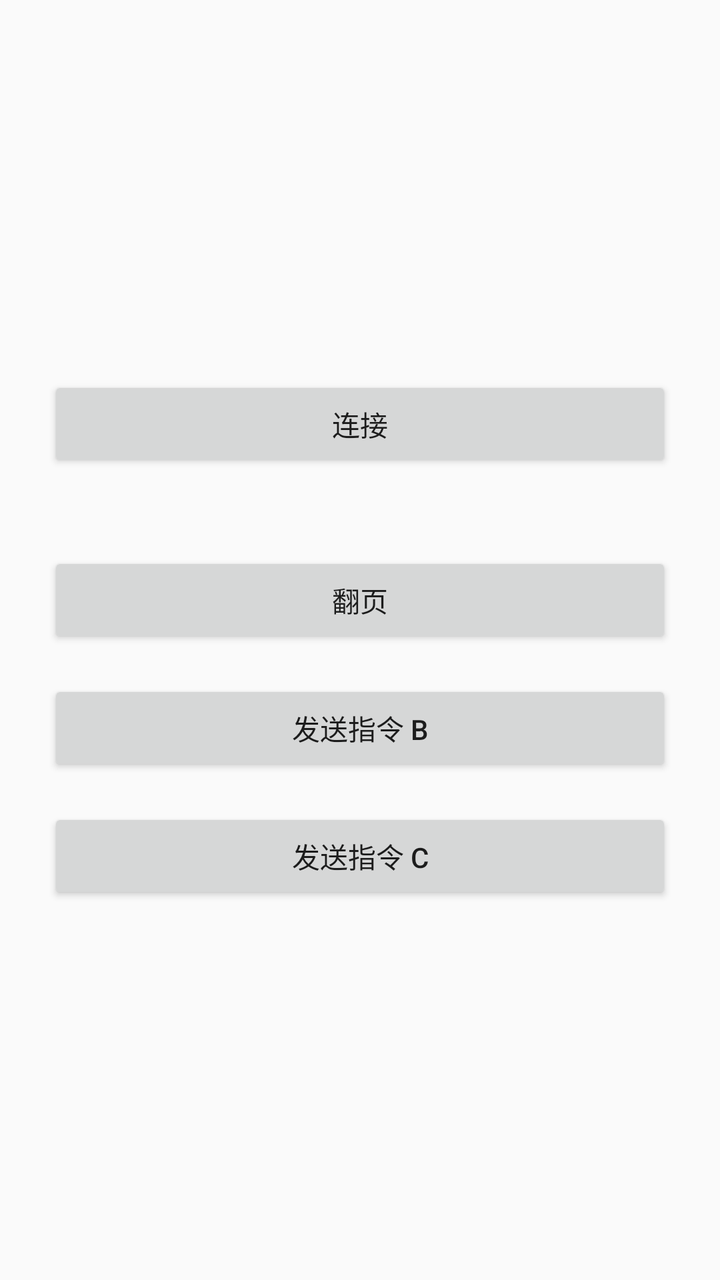
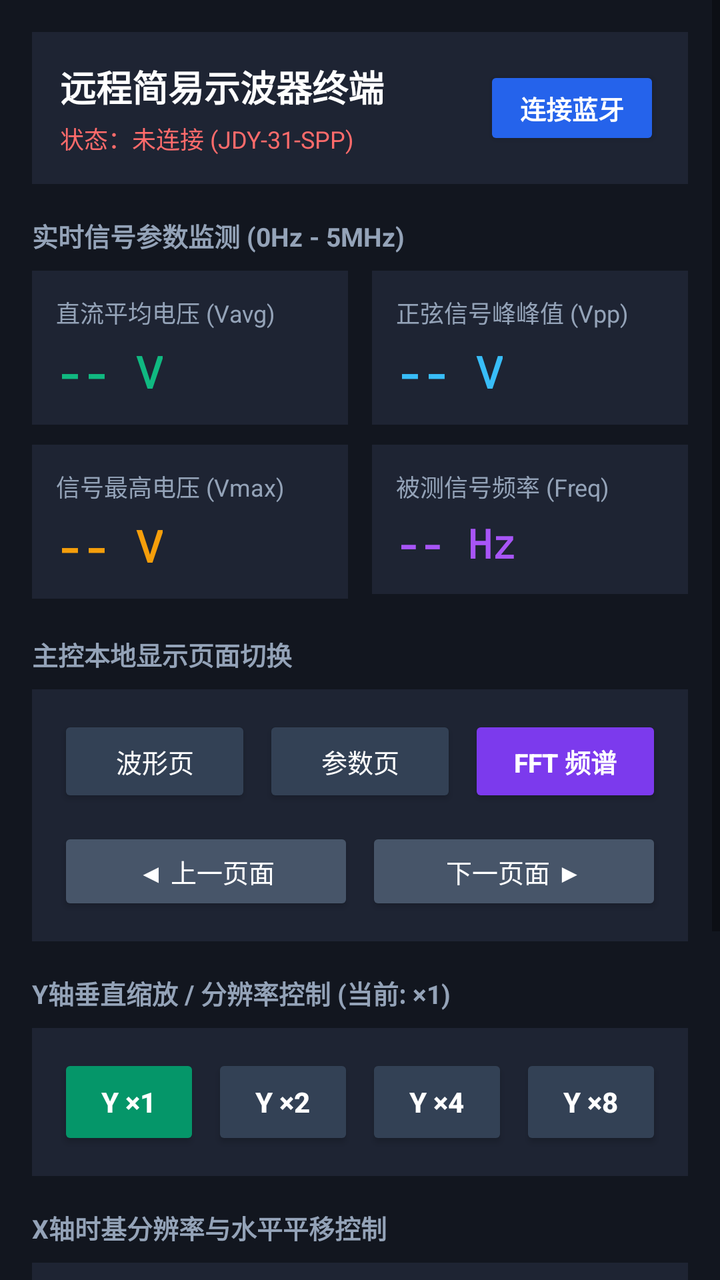

Compare the two renders of this Android layout. The source of the first and the diff that turns it into the second are given below.
<!-- AndroidManifest.xml: application theme Theme.AppCompat.Light.DarkActionBar -->
<!-- res/layout/activity_main.xml -->
<?xml version="1.0" encoding="utf-8"?>
<LinearLayout xmlns:android="http://schemas.android.com/apk/res/android"
    android:layout_width="match_parent"
    android:layout_height="match_parent"
    android:orientation="vertical"
    android:gravity="center"
    android:padding="24dp">

    
    <Button
        android:id="@+id/btnConnect"
        android:layout_width="match_parent"
        android:layout_height="wrap_content"
        android:text="连接" />

    <View
        android:layout_width="match_parent"
        android:layout_height="40dp" />

    
    <Button
        android:id="@+id/btnCmd1"
        android:layout_width="match_parent"
        android:layout_height="wrap_content"
        android:text="翻页" />

    
    <Button
        android:id="@+id/btnCmd2"
        android:layout_width="match_parent"
        android:layout_height="wrap_content"
        android:layout_marginTop="16dp"
        android:text="发送指令 B" />

    
    <Button
        android:id="@+id/btnCmd3"
        android:layout_width="match_parent"
        android:layout_height="wrap_content"
        android:layout_marginTop="16dp"
        android:text="发送指令 C" />

</LinearLayout>
<!-- resources referenced by this layout -->
<resources>

</resources>

<!-- the commit's change to res/layout/activity_main.xml (unified diff, before → after) -->
@@ -1,43 +1,471 @@
 <?xml version="1.0" encoding="utf-8"?>
-<LinearLayout xmlns:android="http://schemas.android.com/apk/res/android"
+<ScrollView xmlns:android="http://schemas.android.com/apk/res/android"
     android:layout_width="match_parent"
     android:layout_height="match_parent"
-    android:orientation="vertical"
-    android:gravity="center"
-    android:padding="24dp">
-
-    
-    <Button
-        android:id="@+id/btnConnect"
+    android:background="#12161F"
+    android:fillViewport="true">
+
+    <LinearLayout
         android:layout_width="match_parent"
         android:layout_height="wrap_content"
-        android:text="连接" />
-
-    <View
-        android:layout_width="match_parent"
-        android:layout_height="40dp" />
-
-    
-    <Button
-        android:id="@+id/btnCmd1"
-        android:layout_width="match_parent"
-        android:layout_height="wrap_content"
-        android:text="翻页" />
-
-    
-    <Button
-        android:id="@+id/btnCmd2"
-        android:layout_width="match_parent"
-        android:layout_height="wrap_content"
-        android:layout_marginTop="16dp"
-        android:text="发送指令 B" />
-
-    
-    <Button
-        android:id="@+id/btnCmd3"
-        android:layout_width="match_parent"
-        android:layout_height="wrap_content"
-        android:layout_marginTop="16dp"
-        android:text="发送指令 C" />
-
-</LinearLayout>
+        android:orientation="vertical"
+        android:padding="16dp">
+
+        
+        <LinearLayout
+            android:layout_width="match_parent"
+            android:layout_height="wrap_content"
+            android:background="#1E2433"
+            android:gravity="center_vertical"
+            android:orientation="horizontal"
+            android:padding="14dp">
+
+            <LinearLayout
+                android:layout_width="0dp"
+                android:layout_height="wrap_content"
+                android:layout_weight="1"
+                android:orientation="vertical">
+
+                <TextView
+                    android:layout_width="wrap_content"
+                    android:layout_height="wrap_content"
+                    android:text="远程简易示波器终端"
+                    android:textColor="#FFFFFF"
+                    android:textSize="18sp"
+                    android:textStyle="bold" />
+
+                <TextView
+                    android:id="@+id/tvStatus"
+                    android:layout_width="wrap_content"
+                    android:layout_height="wrap_content"
+                    android:layout_marginTop="4dp"
+                    android:text="状态：未连接 (JDY-31-SPP)"
+                    android:textColor="#FF6B6B"
+                    android:textSize="12sp" />
+            </LinearLayout>
+
+            <Button
+                android:id="@+id/btnConnect"
+                android:layout_width="wrap_content"
+                android:layout_height="42dp"
+                android:backgroundTint="#2563EB"
+                android:text="连接蓝牙"
+                android:textColor="#FFFFFF"
+                android:textSize="13sp"
+                android:textStyle="bold" />
+        </LinearLayout>
+
+        
+        <TextView
+            android:layout_width="wrap_content"
+            android:layout_height="wrap_content"
+            android:layout_marginTop="16dp"
+            android:layout_marginBottom="8dp"
+            android:text="实时信号参数监测 (0Hz - 5MHz)"
+            android:textColor="#94A3B8"
+            android:textSize="13sp"
+            android:textStyle="bold" />
+
+        
+        <LinearLayout
+            android:layout_width="match_parent"
+            android:layout_height="wrap_content"
+            android:orientation="horizontal">
+
+            <LinearLayout
+                android:layout_width="0dp"
+                android:layout_height="wrap_content"
+                android:layout_marginEnd="6dp"
+                android:layout_weight="1"
+                android:background="#1E2433"
+                android:orientation="vertical"
+                android:padding="12dp">
+
+                <TextView
+                    android:layout_width="wrap_content"
+                    android:layout_height="wrap_content"
+                    android:text="直流平均电压 (Vavg)"
+                    android:textColor="#94A3B8"
+                    android:textSize="12sp" />
+
+                <TextView
+                    android:id="@+id/tvVavg"
+                    android:layout_width="wrap_content"
+                    android:layout_height="wrap_content"
+                    android:layout_marginTop="6dp"
+                    android:fontFamily="monospace"
+                    android:text="-- V"
+                    android:textColor="#10B981"
+                    android:textSize="22sp"
+                    android:textStyle="bold" />
+            </LinearLayout>
+
+            <LinearLayout
+                android:layout_width="0dp"
+                android:layout_height="wrap_content"
+                android:layout_marginStart="6dp"
+                android:layout_weight="1"
+                android:background="#1E2433"
+                android:orientation="vertical"
+                android:padding="12dp">
+
+                <TextView
+                    android:layout_width="wrap_content"
+                    android:layout_height="wrap_content"
+                    android:text="正弦信号峰峰值 (Vpp)"
+                    android:textColor="#94A3B8"
+                    android:textSize="12sp" />
+
+                <TextView
+                    android:id="@+id/tvVpp"
+                    android:layout_width="wrap_content"
+                    android:layout_height="wrap_content"
+                    android:layout_marginTop="6dp"
+                    android:fontFamily="monospace"
+                    android:text="-- V"
+                    android:textColor="#38BDF8"
+                    android:textSize="22sp"
+                    android:textStyle="bold" />
+            </LinearLayout>
+        </LinearLayout>
+
+        
+        <LinearLayout
+            android:layout_width="match_parent"
+            android:layout_height="wrap_content"
+            android:layout_marginTop="10dp"
+            android:orientation="horizontal">
+
+            <LinearLayout
+                android:layout_width="0dp"
+                android:layout_height="wrap_content"
+                android:layout_marginEnd="6dp"
+                android:layout_weight="1"
+                android:background="#1E2433"
+                android:orientation="vertical"
+                android:padding="12dp">
+
+                <TextView
+                    android:layout_width="wrap_content"
+                    android:layout_height="wrap_content"
+                    android:text="信号最高电压 (Vmax)"
+                    android:textColor="#94A3B8"
+                    android:textSize="12sp" />
+
+                <TextView
+                    android:id="@+id/tvVmax"
+                    android:layout_width="wrap_content"
+                    android:layout_height="wrap_content"
+                    android:layout_marginTop="6dp"
+                    android:fontFamily="monospace"
+                    android:text="-- V"
+                    android:textColor="#F59E0B"
+                    android:textSize="22sp"
+                    android:textStyle="bold" />
+            </LinearLayout>
+
+            <LinearLayout
+                android:layout_width="0dp"
+                android:layout_height="wrap_content"
+                android:layout_marginStart="6dp"
+                android:layout_weight="1"
+                android:background="#1E2433"
+                android:orientation="vertical"
+                android:padding="12dp">
+
+                <TextView
+                    android:layout_width="wrap_content"
+                    android:layout_height="wrap_content"
+                    android:text="被测信号频率 (Freq)"
+                    android:textColor="#94A3B8"
+                    android:textSize="12sp" />
+
+                <TextView
+                    android:id="@+id/tvFreq"
+                    android:layout_width="wrap_content"
+                    android:layout_height="wrap_content"
+                    android:layout_marginTop="6dp"
+                    android:fontFamily="monospace"
+                    android:text="-- Hz"
+                    android:textColor="#A855F7"
+                    android:textSize="20sp"
+                    android:textStyle="bold" />
+            </LinearLayout>
+        </LinearLayout>
+
+        
+        <TextView
+            android:layout_width="wrap_content"
+            android:layout_height="wrap_content"
+            android:layout_marginTop="18dp"
+            android:layout_marginBottom="8dp"
+            android:text="主控本地显示页面切换"
+            android:textColor="#94A3B8"
+            android:textSize="13sp"
+            android:textStyle="bold" />
+
+        <LinearLayout
+            android:layout_width="match_parent"
+            android:layout_height="wrap_content"
+            android:background="#1E2433"
+            android:orientation="vertical"
+            android:padding="10dp">
+
+            <LinearLayout
+                android:layout_width="match_parent"
+                android:layout_height="wrap_content"
+                android:orientation="horizontal">
+
+                <Button
+                    android:id="@+id/btnPageWave"
+                    android:layout_width="0dp"
+                    android:layout_height="46dp"
+                    android:layout_margin="3dp"
+                    android:layout_weight="1"
+                    android:backgroundTint="#334155"
+                    android:text="波形页"
+                    android:textColor="#FFFFFF"
+                    android:textSize="13sp" />
+
+                <Button
+                    android:id="@+id/btnPageParam"
+                    android:layout_width="0dp"
+                    android:layout_height="46dp"
+                    android:layout_margin="3dp"
+                    android:layout_weight="1"
+                    android:backgroundTint="#334155"
+                    android:text="参数页"
+                    android:textColor="#FFFFFF"
+                    android:textSize="13sp" />
+
+                <Button
+                    android:id="@+id/btnPageFft"
+                    android:layout_width="0dp"
+                    android:layout_height="46dp"
+                    android:layout_margin="3dp"
+                    android:layout_weight="1"
+                    android:backgroundTint="#7C3AED"
+                    android:text="FFT 频谱"
+                    android:textColor="#FFFFFF"
+                    android:textSize="13sp"
+                    android:textStyle="bold" />
+            </LinearLayout>
+
+            <LinearLayout
+                android:layout_width="match_parent"
+                android:layout_height="wrap_content"
+                android:layout_marginTop="4dp"
+                android:orientation="horizontal">
+
+                <Button
+                    android:id="@+id/btnPagePrev"
+                    android:layout_width="0dp"
+                    android:layout_height="44dp"
+                    android:layout_margin="3dp"
+                    android:layout_weight="1"
+                    android:backgroundTint="#475569"
+                    android:text="◀ 上一页面"
+                    android:textColor="#FFFFFF"
+                    android:textSize="13sp" />
+
+                <Button
+                    android:id="@+id/btnPageNext"
+                    android:layout_width="0dp"
+                    android:layout_height="44dp"
+                    android:layout_margin="3dp"
+                    android:layout_weight="1"
+                    android:backgroundTint="#475569"
+                    android:text="下一页面 ▶"
+                    android:textColor="#FFFFFF"
+                    android:textSize="13sp" />
+            </LinearLayout>
+        </LinearLayout>
+
+        
+        <TextView
+            android:id="@+id/tvYScaleLabel"
+            android:layout_width="wrap_content"
+            android:layout_height="wrap_content"
+            android:layout_marginTop="16dp"
+            android:layout_marginBottom="8dp"
+            android:text="Y轴垂直缩放 / 分辨率控制 (当前: ×1)"
+            android:textColor="#94A3B8"
+            android:textSize="13sp"
+            android:textStyle="bold" />
+
+        <LinearLayout
+            android:layout_width="match_parent"
+            android:layout_height="wrap_content"
+            android:background="#1E2433"
+            android:orientation="horizontal"
+            android:padding="10dp">
+
+            <Button
+                android:id="@+id/btnY1"
+                android:layout_width="0dp"
+                android:layout_height="48dp"
+                android:layout_margin="3dp"
+                android:layout_weight="1"
+                android:backgroundTint="#059669"
+                android:text="Y ×1"
+                android:textColor="#FFFFFF"
+                android:textStyle="bold" />
+
+            <Button
+                android:id="@+id/btnY2"
+                android:layout_width="0dp"
+                android:layout_height="48dp"
+                android:layout_margin="3dp"
+                android:layout_weight="1"
+                android:backgroundTint="#334155"
+                android:text="Y ×2"
+                android:textColor="#FFFFFF"
+                android:textStyle="bold" />
+
+            <Button
+                android:id="@+id/btnY4"
+                android:layout_width="0dp"
+                android:layout_height="48dp"
+                android:layout_margin="3dp"
+                android:layout_weight="1"
+                android:backgroundTint="#334155"
+                android:text="Y ×4"
+                android:textColor="#FFFFFF"
+                android:textStyle="bold" />
+
+            <Button
+                android:id="@+id/btnY8"
+                android:layout_width="0dp"
+                android:layout_height="48dp"
+                android:layout_margin="3dp"
+                android:layout_weight="1"
+                android:backgroundTint="#334155"
+                android:text="Y ×8"
+                android:textColor="#FFFFFF"
+                android:textStyle="bold" />
+        </LinearLayout>
+
+        
+        <TextView
+            android:layout_width="wrap_content"
+            android:layout_height="wrap_content"
+            android:layout_marginTop="16dp"
+            android:layout_marginBottom="8dp"
+            android:text="X轴时基分辨率与水平平移控制"
+            android:textColor="#94A3B8"
+            android:textSize="13sp"
+            android:textStyle="bold" />
+
+        <LinearLayout
+            android:layout_width="match_parent"
+            android:layout_height="wrap_content"
+            android:background="#1E2433"
+            android:orientation="vertical"
+            android:padding="10dp">
+
+            
+            <LinearLayout
+                android:layout_width="match_parent"
+                android:layout_height="wrap_content"
+                android:orientation="horizontal">
+
+                <Button
+                    android:id="@+id/btnXZoomIn"
+                    android:layout_width="0dp"
+                    android:layout_height="46dp"
+                    android:layout_margin="3dp"
+                    android:layout_weight="1"
+                    android:backgroundTint="#0284C7"
+                    android:text="X轴放大 (+)"
+                    android:textColor="#FFFFFF"
+                    android:textSize="13sp" />
+
+                <Button
+                    android:id="@+id/btnXZoomOut"
+                    android:layout_width="0dp"
+                    android:layout_height="46dp"
+                    android:layout_margin="3dp"
+                    android:layout_weight="1"
+                    android:backgroundTint="#0284C7"
+                    android:text="X轴缩小 (-)"
+                    android:textColor="#FFFFFF"
+                    android:textSize="13sp" />
+            </LinearLayout>
+
+            
+            <LinearLayout
+                android:layout_width="match_parent"
+                android:layout_height="wrap_content"
+                android:layout_marginTop="4dp"
+                android:orientation="horizontal">
+
+                <Button
+                    android:id="@+id/btnXLeft"
+                    android:layout_width="0dp"
+                    android:layout_height="46dp"
+                    android:layout_margin="3dp"
+                    android:layout_weight="1"
+                    android:backgroundTint="#334155"
+                    android:text="⬅ X轴左移"
+                    android:textColor="#FFFFFF"
+                    android:textSize="13sp" />
+
+                <Button
+                    android:id="@+id/btnXRight"
+                    android:layout_width="0dp"
+                    android:layout_height="46dp"
+                    android:layout_margin="3dp"
+                    android:layout_weight="1"
+                    android:backgroundTint="#334155"
+                    android:text="X轴右移 ➡"
+                    android:textColor="#FFFFFF"
+                    android:textSize="13sp" />
+            </LinearLayout>
+
+            
+            <LinearLayout
+                android:layout_width="match_parent"
+                android:layout_height="wrap_content"
+                android:layout_marginTop="4dp"
+                android:orientation="horizontal">
+
+                <Button
+                    android:id="@+id/btnXReset"
+                    android:layout_width="0dp"
+                    android:layout_height="44dp"
+                    android:layout_margin="3dp"
+                    android:layout_weight="1"
+                    android:backgroundTint="#475569"
+                    android:text="坐标居中复位"
+                    android:textColor="#FFFFFF"
+                    android:textSize="13sp" />
+
+                <Button
+                    android:id="@+id/btnRunStop"
+                    android:layout_width="0dp"
+                    android:layout_height="44dp"
+                    android:layout_margin="3dp"
+                    android:layout_weight="1"
+                    android:backgroundTint="#D97706"
+                    android:text="运行 / 暂停锁存"
+                    android:textColor="#FFFFFF"
+                    android:textSize="13sp"
+                    android:textStyle="bold" />
+            </LinearLayout>
+        </LinearLayout>
+
+        
+        <TextView
+            android:id="@+id/tvLog"
+            android:layout_width="match_parent"
+            android:layout_height="wrap_content"
+            android:layout_marginTop="14dp"
+            android:background="#0F172A"
+            android:fontFamily="monospace"
+            android:padding="10dp"
+            android:text="通信监控：等待操作..."
+            android:textColor="#64748B"
+            android:textSize="11sp" />
+
+    </LinearLayout>
+</ScrollView>
